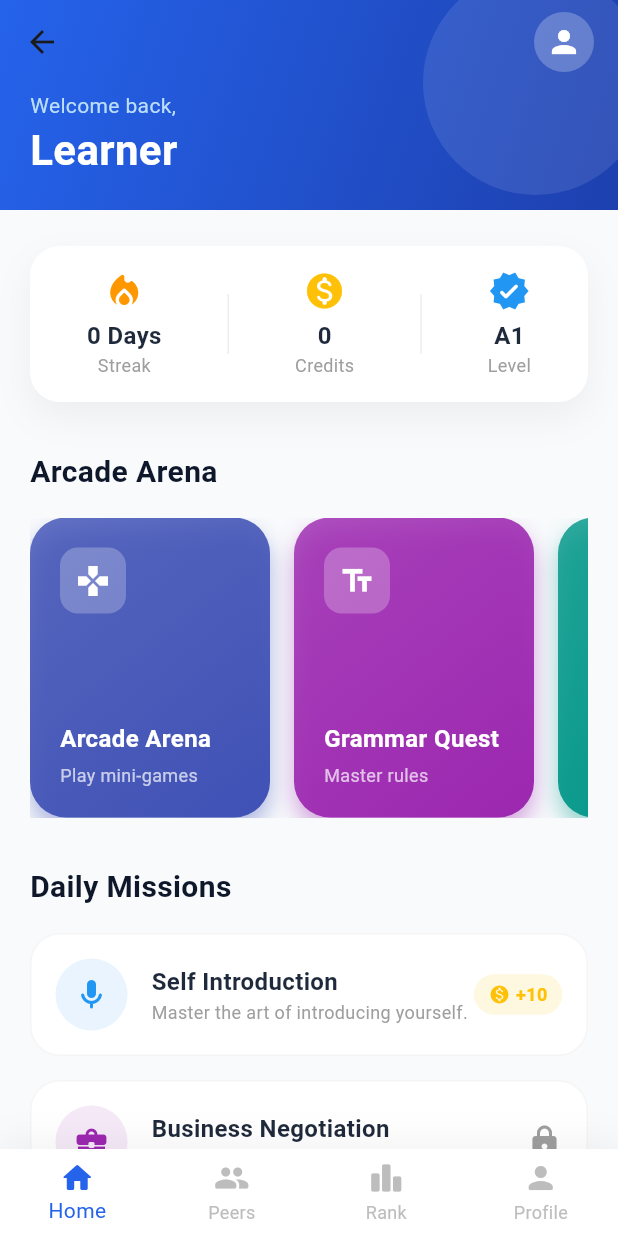
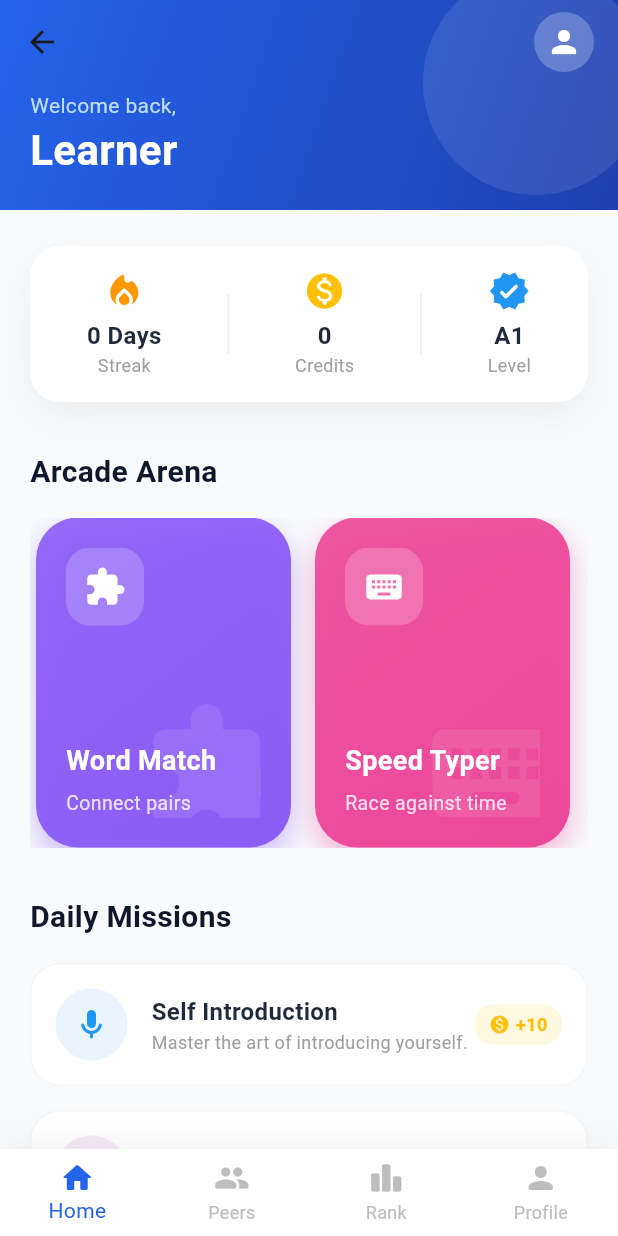
Before and after one commit to ansar7787/fluentify-app, a Flutter app: the HomePage screen opened by its route, on a phone screen of 412 x 824 dp. Run offline on Flutter 3.47's test engine with Material 3 defaults, Android fonts, the light colour scheme and no system bars; our stand-ins replace cached_network_image, dartz, dio, equatable, firebase_auth, firebase_core and 17 more; missing offline and left inert: agora_rtc_engine, razorpay_flutter, record; accounts and stored records are empty; generated files the repository leaves out were written again; network calls fail.

Commit message:
feat(home): Integrate new game carousel and link to level pages

```diff
--- a/fluentify_frontend/lib/features/mission/presentation/pages/home_page.dart
+++ b/fluentify_frontend/lib/features/mission/presentation/pages/home_page.dart
@@ -14,6 +14,11 @@ import 'package:cached_network_image/cached_network_image.dart';
 import '../../../game/presentation/pages/game_home_page.dart';
 import '../../../game/presentation/pages/grammar_levels_page.dart';
 import '../../../game/presentation/pages/speaking_levels_page.dart';
+import '../../../game/presentation/pages/word_match_levels_page.dart';
+import '../../../game/presentation/pages/typing_levels_page.dart';
+import '../../../game/presentation/pages/dictation_levels_page.dart';
+import '../../../game/presentation/pages/reading_levels_page.dart';
+import '../../../game/presentation/pages/rapid_fire_levels_page.dart';
 
 class HomePage extends StatefulWidget {
   const HomePage({super.key});
@@ -248,31 +253,46 @@ class _HomePageState extends State<HomePage> {
   Widget _buildGameCarousel(BuildContext context) {
     final games = [
       {
-        'title': 'Arcade Arena',
-        'desc': 'Play mini-games',
-        'color': Colors.indigo,
-        'icon': Icons.games,
-        'page': const GameHomePage()
+        'title': 'Word Match',
+        'desc': 'Connect pairs',
+        'color': const Color(0xFF8B5CF6), // Violet
+        'icon': Icons.extension_rounded,
+        'page': const WordMatchLevelsPage()
       },
       {
-        'title': 'Grammar Quest',
-        'desc': 'Master rules',
-        'color': Colors.purple,
-        'icon': Icons.text_fields,
-        'page': const GrammarLevelsPage()
+        'title': 'Speed Typer',
+        'desc': 'Race against time',
+        'color': const Color(0xFFEC4899), // Pink
+        'icon': Icons.keyboard_rounded,
+        'page': const TypingLevelsPage()
       },
       {
-        'title': 'Fluency Flow',
-        'desc': 'Speak confidently',
-        'color': Colors.teal,
-        'icon': Icons.mic,
-        'page': const SpeakingLevelsPage()
+        'title': 'Diction Master',
+        'desc': 'Perfect speech',
+        'color': const Color(0xFF10B981), // Emerald
+        'icon': Icons.record_voice_over_rounded,
+        'page': const DictationLevelsPage()
+      },
+      {
+        'title': 'Reading Quest',
+        'desc': 'Comprehension',
+        'color': const Color(0xFFF59E0B), // Amber
+        'icon': Icons.menu_book_rounded,
+        'page': const ReadingLevelsPage()
+      },
+      {
+        'title': 'Rapid Fire',
+        'desc': 'Quick quiz',
+        'color': const Color(0xFFEF4444), // Red
+        'icon': Icons.timer_rounded,
+        'page': const RapidFireLevelsPage()
       },
     ];
 
     return SizedBox(
-      height: 200,
+      height: 220,
       child: ListView.separated(
+        padding: const EdgeInsets.symmetric(horizontal: 4),
         scrollDirection: Axis.horizontal,
         physics: const BouncingScrollPhysics(),
         itemCount: games.length,
@@ -285,35 +305,47 @@ class _HomePageState extends State<HomePage> {
                   MaterialPageRoute(builder: (_) => game['page'] as Widget));
             },
             child: Container(
-              width: 160,
+              width: 170,
               padding: const EdgeInsets.all(20),
               decoration: BoxDecoration(
                 gradient: LinearGradient(
                   begin: Alignment.topLeft,
                   end: Alignment.bottomRight,
                   colors: [
-                    (game['color'] as Color).withValues(alpha: 0.8),
+                    (game['color'] as Color).withValues(alpha: 0.9),
                     (game['color'] as Color)
                   ],
                 ),
-                borderRadius: BorderRadius.circular(24),
+                borderRadius: BorderRadius.circular(28),
                 boxShadow: [
                   BoxShadow(
                       color: (game['color'] as Color).withValues(alpha: 0.4),
-                      blurRadius: 12,
+                      blurRadius: 16,
                       offset: const Offset(0, 8))
                 ],
               ),
-              child: Column(
+              child: Stack(
+                children: [
+                  Positioned(
+                    right: -20,
+                    bottom: -20,
+                    child: Icon(
+                      game['icon'] as IconData,
+                      size: 100,
+                      color: Colors.white.withValues(alpha: 0.1),
+                    ),
+                  ),
+                  Column(
                     crossAxisAlignment: CrossAxisAlignment.start,
                     mainAxisAlignment: MainAxisAlignment.spaceBetween,
                     children: [
                       Container(
-                    padding: const EdgeInsets.all(10),
+                        padding: const EdgeInsets.all(12),
                         decoration: BoxDecoration(
-                        color: Colors.white24,
-                        borderRadius: BorderRadius.circular(12)),
-                    child: Icon(game['icon'] as IconData, color: Colors.white),
+                            color: Colors.white.withValues(alpha: 0.2),
+                            borderRadius: BorderRadius.circular(16)),
+                        child: Icon(game['icon'] as IconData,
+                            color: Colors.white, size: 28),
                       ),
                       Column(
                         crossAxisAlignment: CrossAxisAlignment.start,
@@ -322,13 +354,16 @@ class _HomePageState extends State<HomePage> {
                               style: const TextStyle(
                                   color: Colors.white,
                                   fontWeight: FontWeight.bold,
-                              fontSize: 16)),
-                      const SizedBox(height: 4),
+                                  fontSize: 18)),
+                          const SizedBox(height: 6),
                           Text(game['desc'] as String,
-                          style: const TextStyle(
-                              color: Colors.white70, fontSize: 12)),
+                              style: TextStyle(
+                                  color: Colors.white.withValues(alpha: 0.8),
+                                  fontSize: 13)),
                         ],
                       )
+                    ],
+                  ),
                 ],
               ),
             ),
```
Lines whose indentation alone changed are shown as unchanged.
